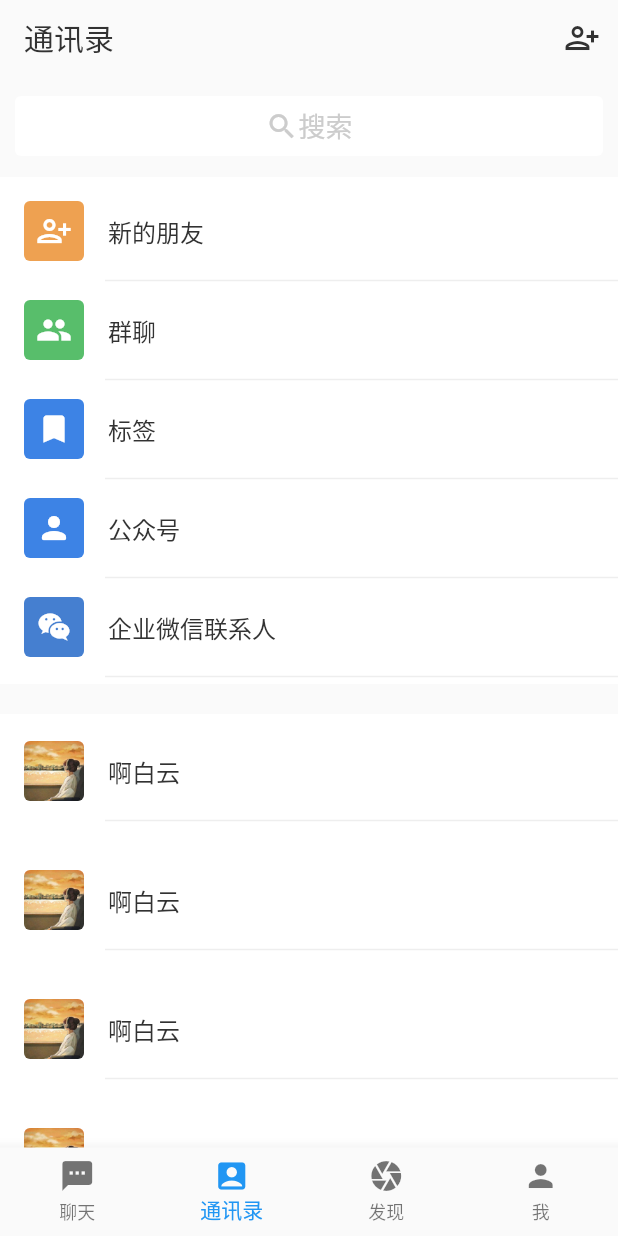
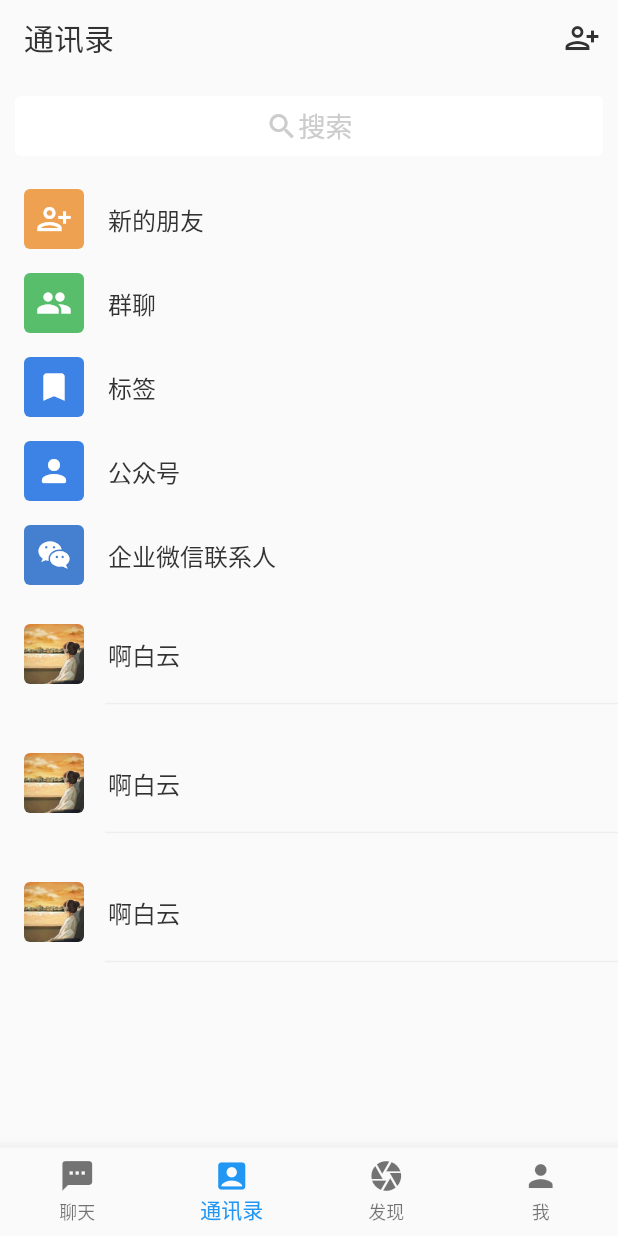
Before and after one commit to zy-xmz/glastudio, a Flutter app: the screen it shows after launch, item 2 of the bottom bar chosen, on a phone screen of 412 x 824 dp. Run offline on Flutter 3.47's test engine with Material 2 defaults, Android fonts, the phone set to English and light mode, and no system bars; our stand-ins replace flutter_slidable.

Commit message:
修改通讯录

```diff
--- a/lib/pages/contact_book.dart
+++ b/lib/pages/contact_book.dart
@@ -10,60 +10,38 @@
 }
 
 class _ContactBookState extends State<ContactBook> {
-  // 上半部分分类的单项
-  Widget _singleCategory(
-      Color color, IconData icon, String label, String link) {
-    return Column(
-      children: [
-        ListTile(
-            // 左边内容
-            leading: Container(
-              width: 40,
-              height: 40,
-              child: Icon(icon, color: Colors.white),
-              decoration: BoxDecoration(
-                  color: color, borderRadius: BorderRadius.circular(4.0)),
-            ),
-            // 中间第一行标题
-            title:
-                Text(label, style: const TextStyle(color: Color(0xFF323232))),
-            // 是否有选中效果
-            selected: true,
-            // 点击事件
-            onTap: () => {}),
-        _dividerLine()
-      ],
-    );
-  }
+  // 上半部分列表
+  static List categoryList = [
+    {
+      'icon': Icons.person_add_alt,
+      'label': '新的朋友',
+      'color': const Color(0xFFeea151)
+    },
+    {'icon': Icons.group, 'label': '群聊', 'color': const Color(0xFF58be6b)},
+    {'icon': Icons.bookmark, 'label': '标签', 'color': const Color(0xFF3d83e5)},
+    {
+      'icon': Icons.person_rounded,
+      'label': '公众号',
+      'color': const Color(0xFF3d83e5)
+    },
+    {
+      'icon': Icons.wechat,
+      'label': '企业微信联系人',
+      'color': const Color(0xFF457fd0)
+    },
+  ];
+
+  // 下半部分通讯录列表
+  static List contactList = [
+    {'img': 'lib/assets/img/head.jpg', 'label': '啊白云'},
+    {'img': 'lib/assets/img/head.jpg', 'label': '啊白云'},
+    {'img': 'lib/assets/img/head.jpg', 'label': '啊白云'},
+  ];
 
   // 间隔线
   Widget _dividerLine() {
     return const Divider(
         height: 10, thickness: 1, indent: 70, color: Color(0xFFeeeeee));
-  }
-
-  // 通讯录列表
-  Widget _singleContact() {
-    return Container(
-        padding: const EdgeInsets.symmetric(vertical: 10),
-        child: Column(
-          children: [
-            ListTile(
-                // 左边内容
-                leading: ClipRRect(
-                    borderRadius: BorderRadius.circular(4.0),
-                    child: Image.asset('lib/assets/img/head.jpg',
-                        width: 40, height: 40)),
-                // 中间第一行标题
-                title: const Text('啊白云',
-                    style: TextStyle(color: Color(0xFF323232))),
-                // 是否有选中效果
-                selected: true,
-                // 点击事件
-                onTap: () => {}),
-            _dividerLine()
-          ],
-        ));
   }
 
   @override
@@ -75,40 +53,54 @@
               icon: const Icon(Icons.person_add_alt),
               color: const Color(0xFF323232))
         ]),
-        body: ListView(children: [
-          // 搜索框
-          const SearchBarBtn(),
-          Container(
-            padding: const EdgeInsets.only(top: 8),
-            margin: const EdgeInsets.only(bottom: 20),
-            color: Colors.white,
-            child: Column(children: [
-              _singleCategory(
-                  const Color(0xFFeea151), Icons.person_add_alt, '新的朋友', ''),
-              _singleCategory(const Color(0xFF58be6b), Icons.group, '群聊', ''),
-              _singleCategory(
-                  const Color(0xFF3d83e5), Icons.bookmark, '标签', ''),
-              _singleCategory(
-                  const Color(0xFF3d83e5), Icons.person_rounded, '公众号', ''),
-              _singleCategory(
-                  const Color(0xFF457fd0), Icons.wechat, '企业微信联系人', ''),
-            ]),
-          ),
-          Container(
-              color: Colors.white,
-              child: Column(
-                children: [
-                  _singleContact(),
-                  _singleContact(),
-                  _singleContact(),
-                  _singleContact(),
-                  _singleContact(),
-                  _singleContact(),
-                  _singleContact(),
-                  _singleContact(),
-                  _singleContact(),
-                ],
-              )),
-        ]));
+        body: CustomScrollView(
+          slivers: [
+            const SliverToBoxAdapter(child: SearchBarBtn()),
+            SliverList(
+                delegate: SliverChildBuilderDelegate((context, index) {
+              return ListTile(
+                  // 左边内容
+                  leading: Container(
+                    width: 40,
+                    height: 40,
+                    child:
+                        Icon(categoryList[index]['icon'], color: Colors.white),
+                    decoration: BoxDecoration(
+                        color: categoryList[index]['color'],
+                        borderRadius: BorderRadius.circular(4.0)),
+                  ),
+                  // 中间第一行标题
+                  title: Text(categoryList[index]['label'],
+                      style: const TextStyle(color: Color(0xFF323232))),
+                  // 是否有选中效果
+                  selected: true,
+                  // 点击事件
+                  onTap: () => {});
+            }, childCount: categoryList.length)),
+            SliverList(
+                delegate: SliverChildBuilderDelegate((context, index) {
+              return Container(
+                  padding: const EdgeInsets.symmetric(vertical: 10),
+                  child: Column(
+                    children: [
+                      ListTile(
+                          // 左边内容
+                          leading: ClipRRect(
+                              borderRadius: BorderRadius.circular(4.0),
+                              child: Image.asset(contactList[index]['img'],
+                                  width: 40, height: 40)),
+                          // 中间第一行标题
+                          title: Text(contactList[index]['label'],
+                              style: const TextStyle(color: Color(0xFF323232))),
+                          // 是否有选中效果
+                          selected: true,
+                          // 点击事件
+                          onTap: () => {}),
+                      _dividerLine()
+                    ],
+                  ));
+            }, childCount: contactList.length))
+          ],
+        ));
   }
 }
```
